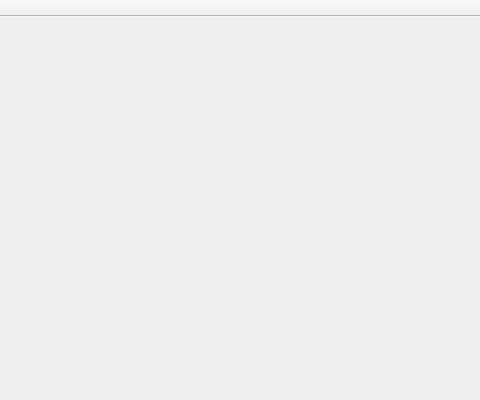
Above: RPi/ui/mc_front/mainwindow.ui from jera-sea/MatterCompiler before the change; both pictures show x 200 to 680 and y 0 to 400 of the 1024 by 400 pixel window. Below: the same form after it.
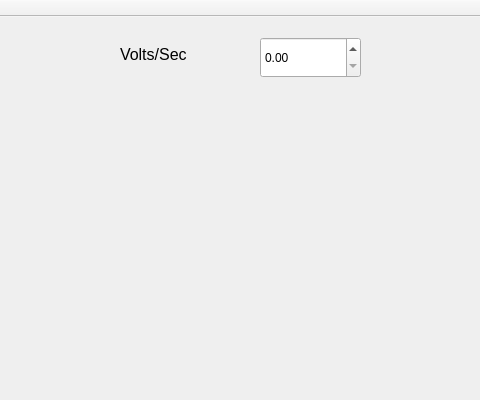
That is the form after the change.

```diff
--- a/RPi/ui/mc_front/mainwindow.ui
+++ b/RPi/ui/mc_front/mainwindow.ui
@@ -182,6 +182,34 @@
      </item>
     </layout>
    </widget>
+   <widget class="QDoubleSpinBox" name="dblVoltSec">
+    <property name="geometry">
+     <rect>
+      <x>460</x>
+      <y>20</y>
+      <width>101</width>
+      <height>41</height>
+     </rect>
+    </property>
+   </widget>
+   <widget class="QLabel" name="label_7">
+    <property name="geometry">
+     <rect>
+      <x>320</x>
+      <y>10</y>
+      <width>152</width>
+      <height>55</height>
+     </rect>
+    </property>
+    <property name="font">
+     <font>
+      <pointsize>12</pointsize>
+     </font>
+    </property>
+    <property name="text">
+     <string>Volts/Sec</string>
+    </property>
+   </widget>
   </widget>
   <widget class="QMenuBar" name="menuBar">
    <property name="geometry">
```
